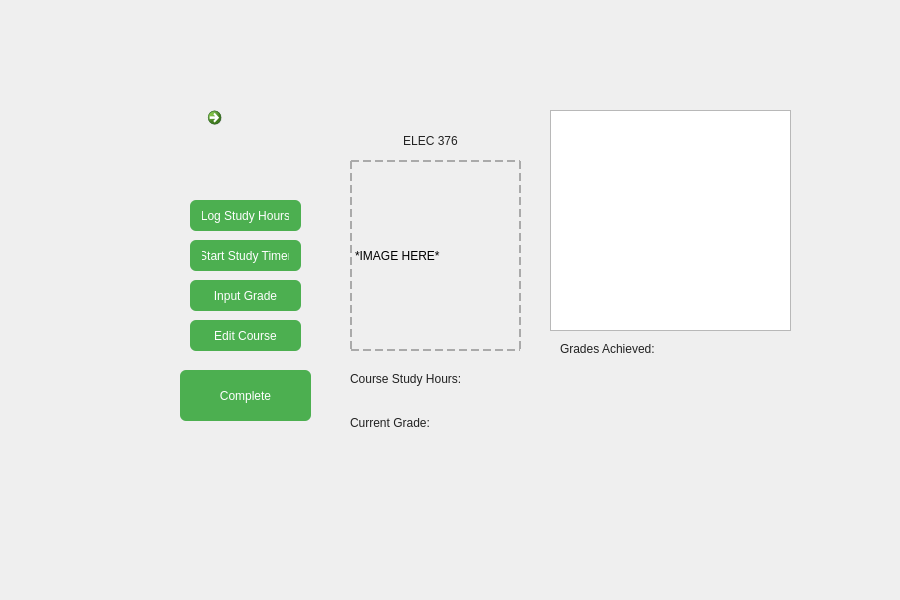
This is 376_Project/coursepage.ui in daynadrant/Course-App as Qt 5 draws it before an edit. The edited form follows.
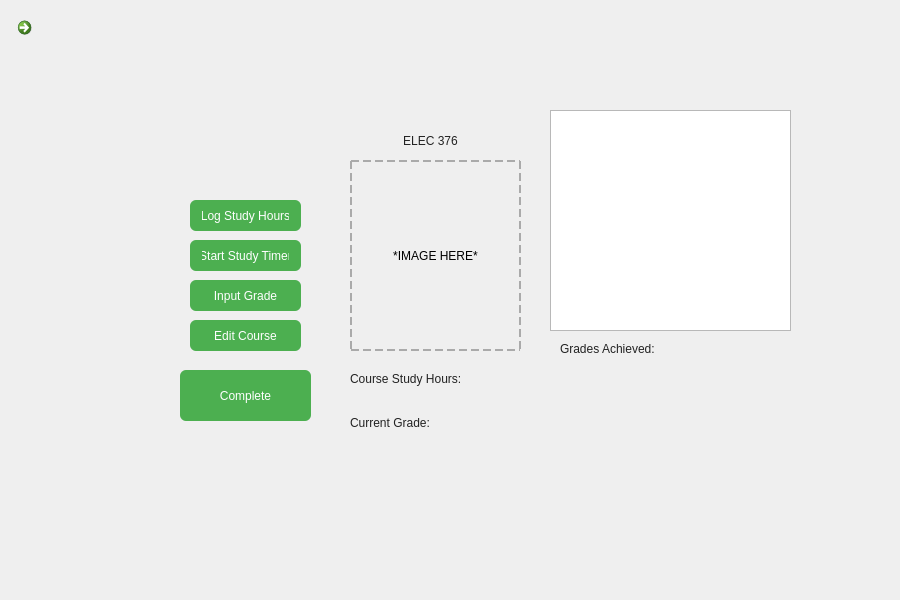
This is the edited form. Icons and pictures are not drawn. Custom widgets are drawn as their Qt base class.

Diff of the .ui file:
```diff
--- a/376_Project/coursepage.ui
+++ b/376_Project/coursepage.ui
@@ -197,24 +197,8 @@
    <property name="text">
     <string>*IMAGE HERE*</string>
    </property>
-  </widget>
-  <widget class="QCommandLinkButton" name="BackButton">
-   <property name="geometry">
-    <rect>
-     <x>200</x>
-     <y>100</y>
-     <width>41</width>
-     <height>41</height>
-    </rect>
-   </property>
-   <property name="cursor">
-    <cursorShape>ArrowCursor</cursorShape>
-   </property>
-   <property name="text">
-    <string/>
-   </property>
-   <property name="icon">
-    <iconset theme="QIcon::ThemeIcon::WindowClose"/>
+   <property name="alignment">
+    <set>Qt::AlignmentFlag::AlignCenter</set>
    </property>
   </widget>
   <widget class="QChartView" name="graphicsViewChart">
@@ -293,6 +277,31 @@
     <set>Qt::AlignmentFlag::AlignLeading|Qt::AlignmentFlag::AlignLeft|Qt::AlignmentFlag::AlignVCenter</set>
    </property>
   </widget>
+  <widget class="QCommandLinkButton" name="backButton">
+   <property name="geometry">
+    <rect>
+     <x>10</x>
+     <y>10</y>
+     <width>31</width>
+     <height>33</height>
+    </rect>
+   </property>
+   <property name="cursor">
+    <cursorShape>ArrowCursor</cursorShape>
+   </property>
+   <property name="text">
+    <string/>
+   </property>
+   <property name="icon">
+    <iconset theme="QIcon::ThemeIcon::WindowClose"/>
+   </property>
+   <property name="iconSize">
+    <size>
+     <width>16</width>
+     <height>16</height>
+    </size>
+   </property>
+  </widget>
  </widget>
  <customwidgets>
   <customwidget>
```
